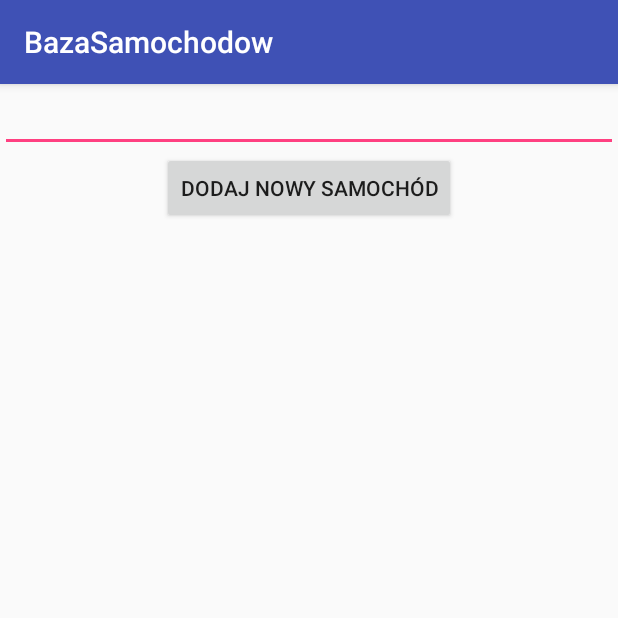
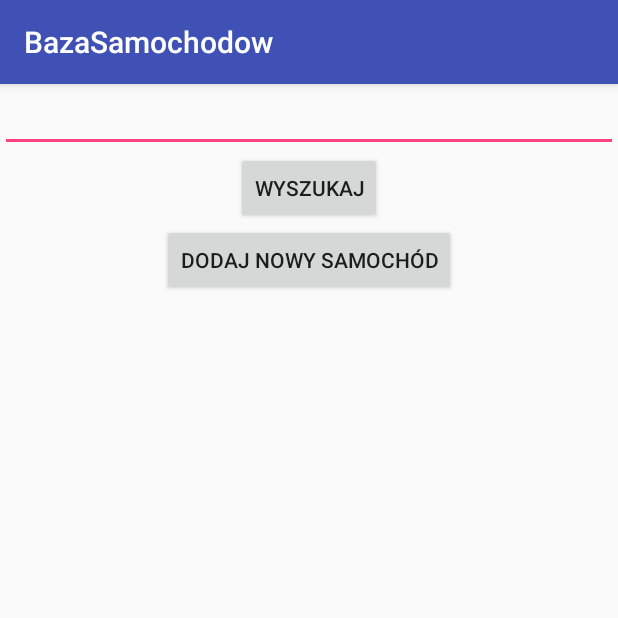
Before and after one commit to marox88/BazaSamochodow, an Android app: the screen it shows after launch (MainActivity), on a phone screen of 412 x 824 dp, the top half of it. Run offline under Robolectric (Android 15) with nearby library versions, the phone set to English and light mode, and no system bars; our stand-ins replace ButterKnife; libraries missing offline, so code that uses them is left out: com.facebook.stetho; 1 statement that could not run was skipped.

Commit message:
kolejne poprawki cd 2

```diff
--- a/app/src/main/res/layout/activity_main.xml
+++ b/app/src/main/res/layout/activity_main.xml
@@ -14,6 +14,13 @@
         android:layout_height="wrap_content" />
 
     <Button
+        android:id="@+id/search_button"
+        android:layout_gravity="center_horizontal"
+        android:layout_width="wrap_content"
+        android:layout_height="wrap_content"
+        android:text="Wyszukaj" />
+
+    <Button
         android:id="@+id/add_new_car"
         android:layout_gravity="center_horizontal"
         android:layout_width="wrap_content"
```
Also changed, not shown: app/src/main/java/com/example/rent/bazasamochodow/MainActivity.java (+7 -0 lines), app/src/main/java/com/example/rent/bazasamochodow/add/AddNewCarActivity.java (+7 -2 lines).
